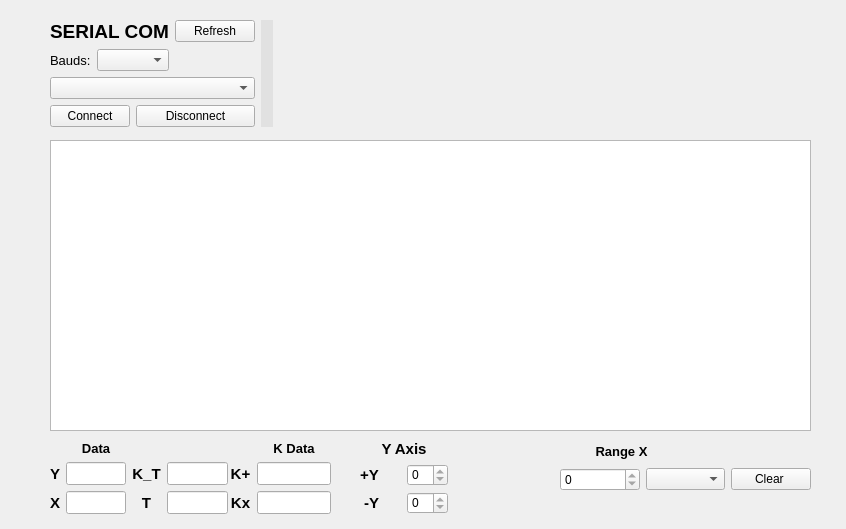
Before: the Qt Designer form ui_mainwindow.ui in ipobletev/GUI_SerialPlot, drawn with Qt 5.
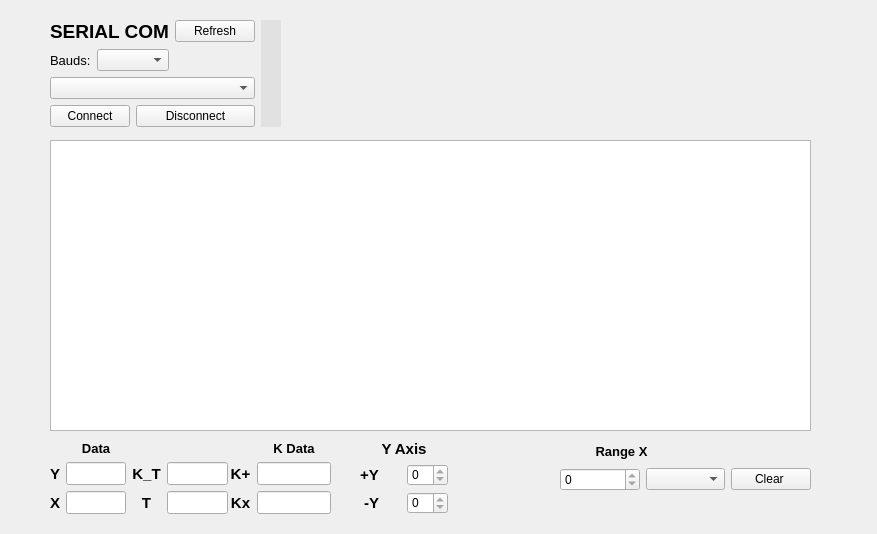
After: the same form once the commit is applied. Icons and pictures are not drawn. Custom widgets are drawn as their Qt base class.

Commit message: indicator fix and others

What changed in the file:
```diff
--- a/ui_mainwindow.ui
+++ b/ui_mainwindow.ui
@@ -6,8 +6,8 @@
    <rect>
     <x>0</x>
     <y>0</y>
-    <width>846</width>
-    <height>529</height>
+    <width>877</width>
+    <height>534</height>
    </rect>
   </property>
   <property name="windowTitle">
@@ -408,7 +408,7 @@
      </item>
     </layout>
    </widget>
-   <widget class="QWidget" name="">
+   <widget class="QWidget" name="layoutWidget">
     <property name="geometry">
      <rect>
       <x>560</x>
@@ -475,12 +475,22 @@
      </item>
     </layout>
    </widget>
-   <widget class="QWidget" name="">
+   <widget class="PlotWidget" name="graphicsView">
+    <property name="geometry">
+     <rect>
+      <x>50</x>
+      <y>140</y>
+      <width>761</width>
+      <height>291</height>
+     </rect>
+    </property>
+   </widget>
+   <widget class="QWidget" name="layoutWidget">
     <property name="geometry">
      <rect>
       <x>50</x>
       <y>20</y>
-      <width>223</width>
+      <width>231</width>
       <height>108</height>
      </rect>
     </property>
```
Left out of the diff: 74 changed lines with no effect on the pictures. The commit also changes 2 other files.
